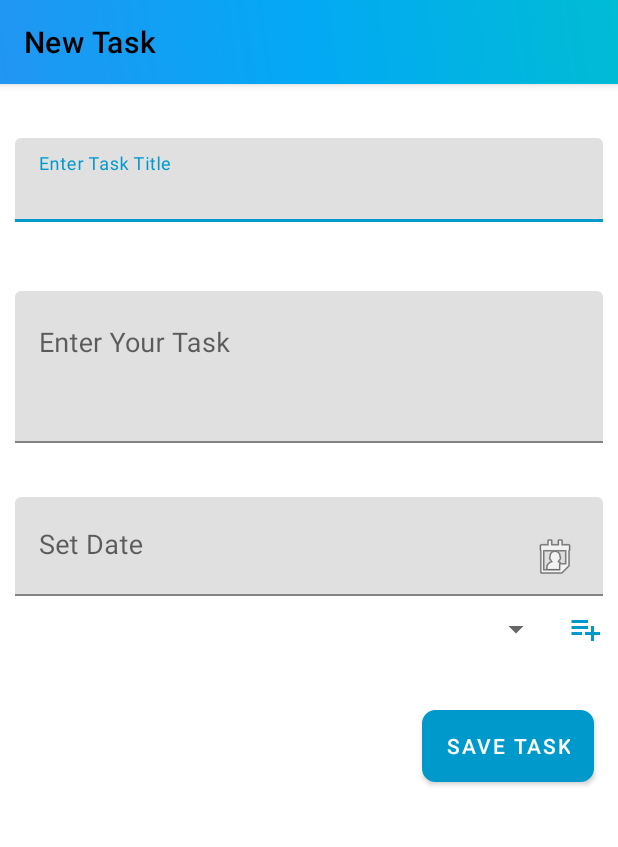
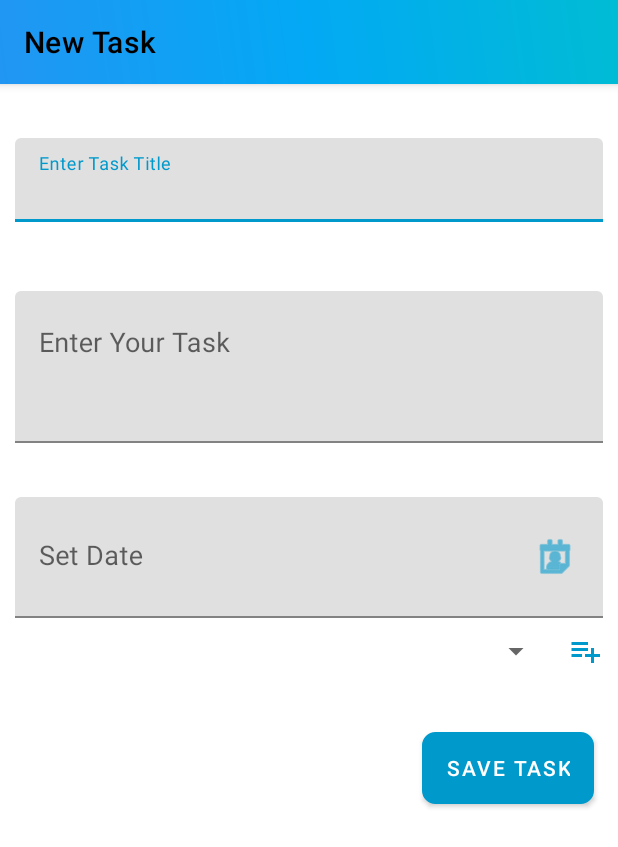
Before and after one commit to ParthManna/To-Do-List-App, an Android app: the TaskActivity screen opened directly, with no data from a screen before it, on a phone screen of 412 x 824 dp. Shown: the top 847 px of the screen. Run offline under Robolectric (Android 15) with nearby library versions, the phone set to English and light mode, and no system bars; our stand-ins replace Room's generated code.

Commit message:
setup datepicker

```diff
--- a/app/src/main/res/layout/activity_task.xml
+++ b/app/src/main/res/layout/activity_task.xml
@@ -124,8 +124,8 @@
                 android:layout_height="wrap_content"
                 android:hint="Set Date"
                 android:textSize="18sp"
-                android:drawablePadding="8dp"
-                android:drawableEnd="@android:drawable/ic_menu_my_calendar"
+                android:drawableEnd="@drawable/ic_menu_my_calendar_with_padding"
+                android:drawableTint="@color/colorAccent"
                 android:cursorVisible="false"
                 android:inputType="date"
                 android:focusable="false" />
@@ -152,12 +152,9 @@
             android:clickable="true"
             android:id="@+id/timeEdt"
             android:cursorVisible="false"
-            android:drawablePadding="8dp"
-            android:drawableEnd="@drawable/baseline_access_time_24"
+            android:drawableEnd="@drawable/baseline_access_time_24_with_padding"
             android:drawableTint="@color/colorAccent"
             android:focusable="false"
-            android:paddingStart="8dp"
-            android:paddingEnd="8dp"
             android:textSize="18sp"/>
 
 
```
Also changed, not shown: app/src/main/java/com/example/todo_p/TaskActivity.kt (+40 -1 lines).
